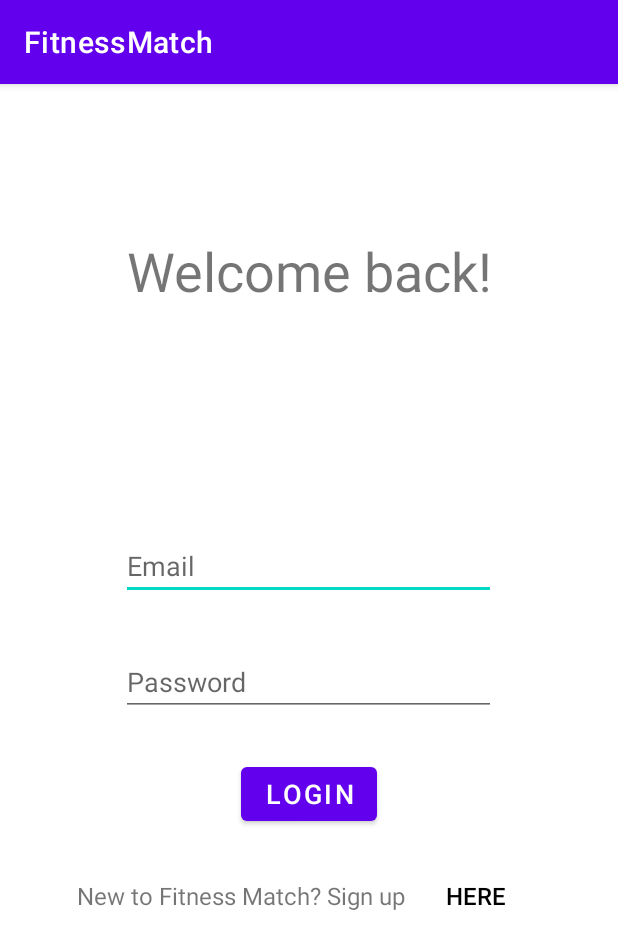
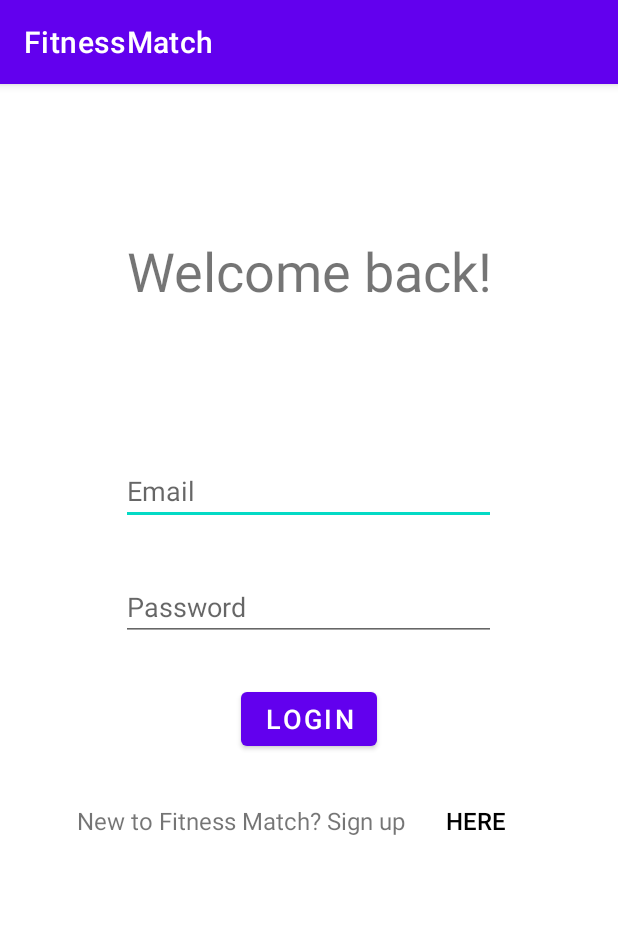
Before and after one commit to rafreitag/coen268-group1-app, an Android app: the LoginActivity screen opened directly, with no data from a screen before it, on a phone screen of 412 x 824 dp. Shown: the top 949 px of the screen. Run offline under Robolectric (Android 15) with nearby library versions, the phone set to English and light mode, and no system bars; our stand-ins replace Firebase (no records; nobody signed in at launch, a user with empty details on screens opened directly).

Commit message:
Added ability to sign up and login with an email and password

```diff
--- a/FitnessMatch/app/src/main/res/layout/activity_login.xml
+++ b/FitnessMatch/app/src/main/res/layout/activity_login.xml
@@ -25,7 +25,7 @@
             android:id="@+id/et_check_email"
             android:layout_width="250dp"
             android:layout_height="wrap_content"
-            android:layout_marginTop="150dp"
+            android:layout_marginTop="100dp"
             android:hint="Email"
             android:inputType="textEmailAddress" />
 
@@ -65,13 +65,20 @@
                 style="?android:attr/borderlessButtonStyle"
                 android:layout_width="wrap_content"
                 android:layout_height="wrap_content"
-                android:onClick="sign_up"
+                android:onClick="back_to_sign_up"
                 android:text="here"
                 android:textColor="@color/black"
                 android:textSize="16sp" />
 
         </LinearLayout>
 
+        <ProgressBar
+            android:id="@+id/progressBar2"
+            style="?android:attr/progressBarStyle"
+            android:layout_width="match_parent"
+            android:layout_height="wrap_content"
+            android:visibility="invisible" />
+
 
     </LinearLayout>
 </androidx.constraintlayout.widget.ConstraintLayout>
```
Also changed, not shown: FitnessMatch/app/src/main/java/com/example/fitnessmatch/LoginActivity.java (+36 -0 lines), FitnessMatch/app/src/main/java/com/example/fitnessmatch/SignUpActivity.java (+6 -1 lines).
